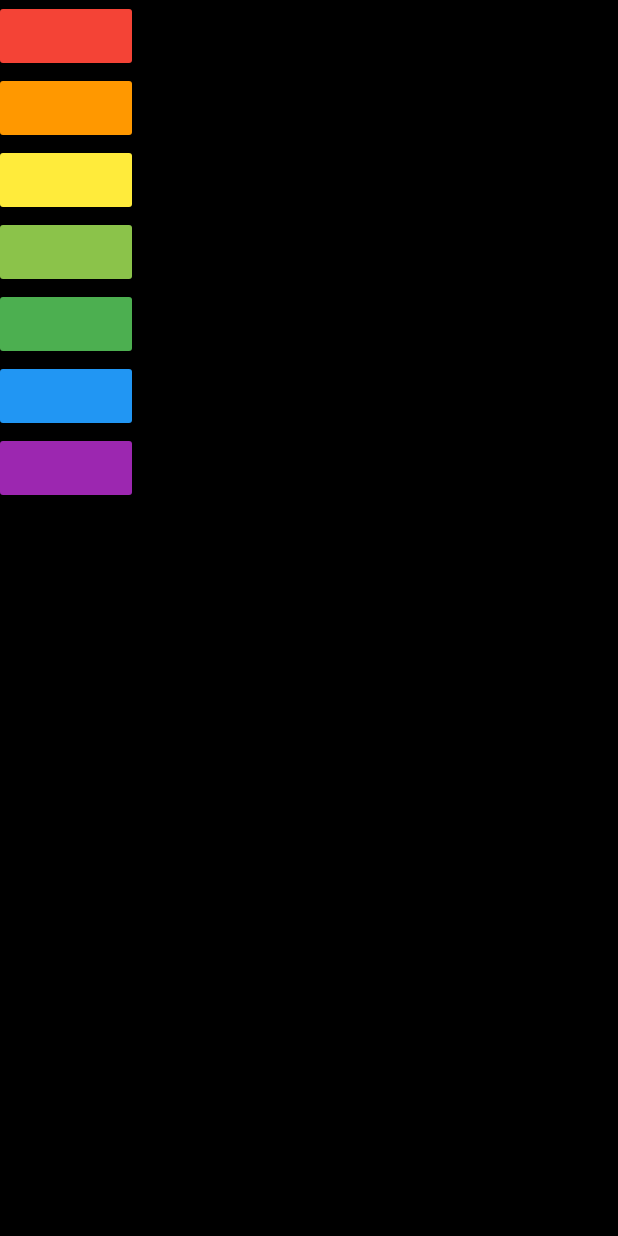
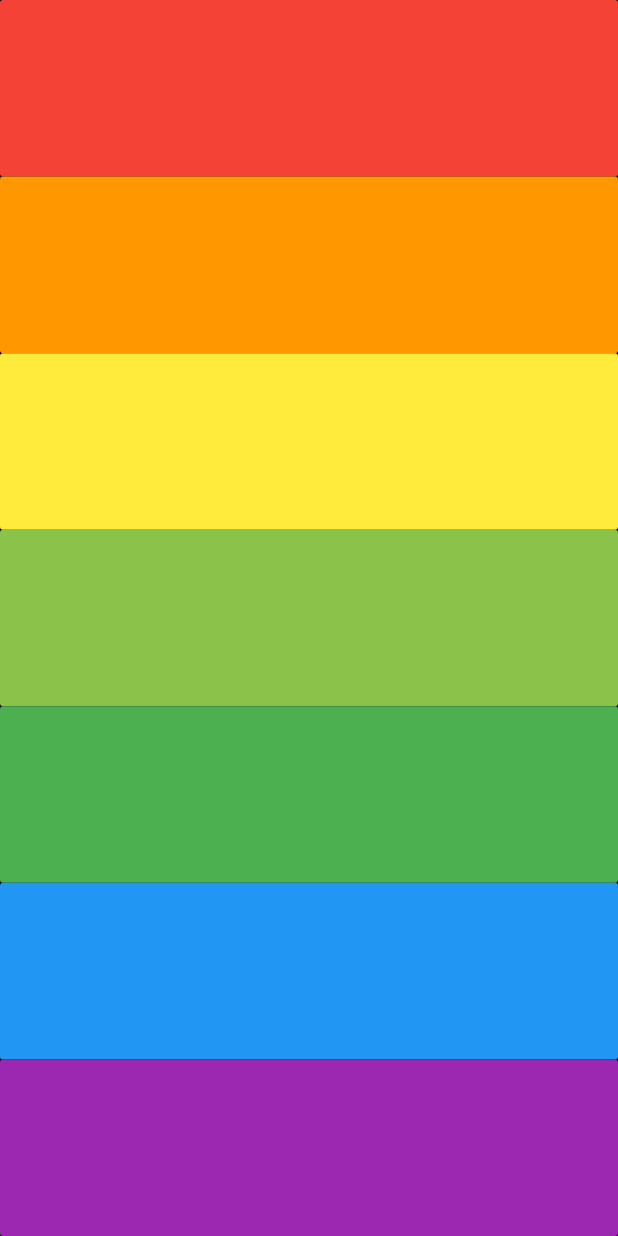
Before and after one commit to Gonzz-96/flutter-bootcamp-projects, a Flutter app: the screen it shows after launch, on a phone screen of 412 x 824 dp. Run offline on Flutter 3.47's test engine with Material 2 defaults, Android fonts, the phone set to English and light mode, and no system bars; our stand-ins replace audioplayers.

Commit message:
Create actual layout

```diff
--- a/xylophone-flutter/lib/main.dart
+++ b/xylophone-flutter/lib/main.dart
@@ -6,14 +6,15 @@ void main() => runApp(XylophoneApp());
 class XylophoneApp extends StatelessWidget {
   final player = AudioCache();
 
-  FlatButton _generateFlatButton(
-          int soundNumber, MaterialColor materialColor) =>
-      FlatButton(
-        child: null,
-        color: materialColor,
-        onPressed: () {
-          player.play('note$soundNumber.wav');
-        },
+  Expanded _generateFlatButton(int soundNumber, MaterialColor materialColor) =>
+      Expanded(
+        child: FlatButton(
+          child: null,
+          color: materialColor,
+          onPressed: () {
+            player.play('note$soundNumber.wav');
+          },
+        ),
       );
 
   @override
@@ -23,6 +24,7 @@ class XylophoneApp extends StatelessWidget {
         backgroundColor: Colors.black,
         body: SafeArea(
           child: Column(
+            crossAxisAlignment: CrossAxisAlignment.stretch,
             children: <Widget>[
               _generateFlatButton(1, Colors.red),
               _generateFlatButton(2, Colors.orange),
```
